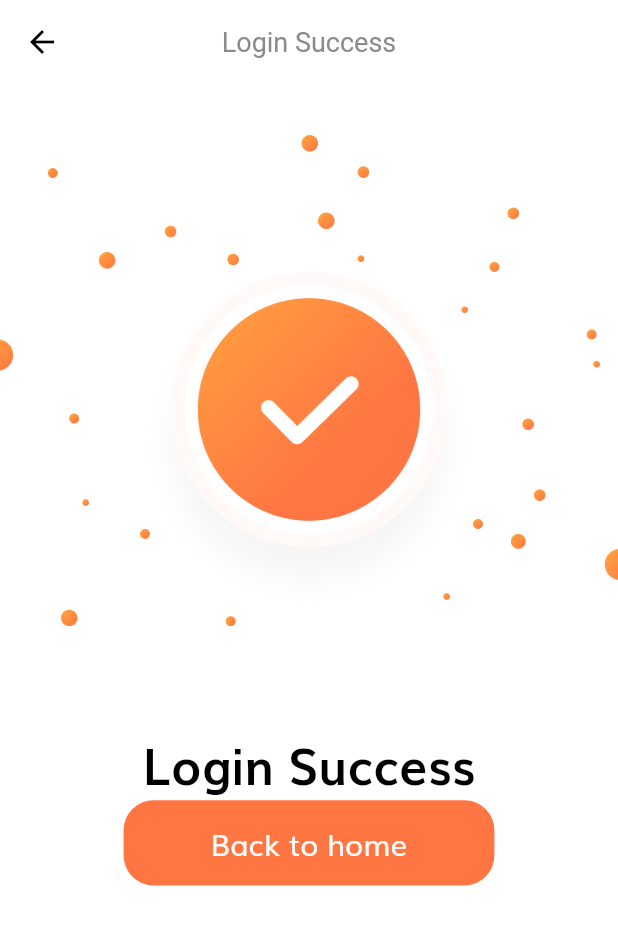
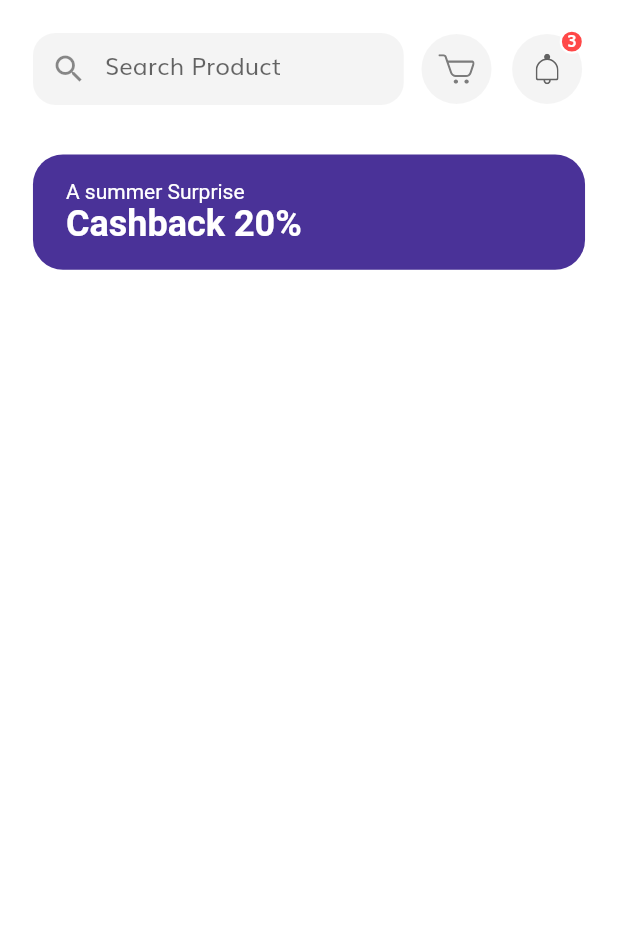
Before and after one commit to jakazzy/ecommerce_app, a Flutter app: the LoginSuccessScreen screen opened by its route, after a tap on "Back to home", on a phone screen of 412 x 824 dp. Shown: the top 925 px of the screen. Run offline on Flutter 3.47's test engine with Material 2 defaults, Android fonts, the phone set to English and light mode, and no system bars; our stand-ins replace flutter_svg.

Commit message:
add the Homeheader and DicountBanner components

```diff
--- a/lib/routes.dart
+++ b/lib/routes.dart
@@ -1,5 +1,6 @@
 import 'package:ecommerce/screens/complete_profile/complete_profile_screen.dart';
 import 'package:ecommerce/screens/forgot_password/forgot_password_screen.dart';
+import 'package:ecommerce/screens/home/home_screen.dart';
 import 'package:ecommerce/screens/login_success/login_success_screen.dart';
 import 'package:ecommerce/screens/otp/otp_screen.dart';
 import 'package:ecommerce/screens/sign_in/sign_in_screen.dart';
@@ -15,4 +16,5 @@ final Map<String, WidgetBuilder> routes = {
   SignUpScreen.routeName: (context) => SignUpScreen(),
   CompleteProfileScreen.routeName: (context) => CompleteProfileScreen(),
   OtpScreen.routeName: (context) => OtpScreen(),
+  HomeScreen.routeName: (context)=> HomeScreen(),
 };
--- /dev/null
+++ b/lib/screens/home/components/body.dart
@@ -0,0 +1,27 @@
+import 'package:ecommerce/screens/home/components/search_field.dart';
+import 'package:flutter/material.dart';
+import 'package:flutter_svg/flutter_svg.dart';
+
+import '../../../constants.dart';
+import '../../../size_config.dart';
+import 'discount_banner.dart';
+import 'home_header.dart';
+import 'icon_btn_with_counter.dart';
+
+class Body extends StatelessWidget {
+  @override
+  Widget build(BuildContext context) {
+    return SafeArea(
+        child: SingleChildScrollView(
+          child: Column(
+            children: <Widget>[
+              SizedBox( height: getProportionateScreenWidth(20)),
+              HomeHeader(),
+              SizedBox( height: getProportionateScreenWidth(30)),
+              DiscountBanner(),
+            ],
+          ),
+        )
+    );
+  }
+}
--- /dev/null
+++ b/lib/screens/home/components/discount_banner.dart
@@ -0,0 +1,43 @@
+import 'package:flutter/material.dart';
+
+import '../../../size_config.dart';
+
+class DiscountBanner extends StatelessWidget {
+  const DiscountBanner({
+    Key key,
+  }) : super(key: key);
+
+  @override
+  Widget build(BuildContext context) {
+    return Container(
+      margin: EdgeInsets.symmetric(
+          horizontal: getProportionateScreenWidth(20)
+      ),
+      padding: EdgeInsets.symmetric(
+          horizontal: getProportionateScreenWidth(20),
+          vertical: getProportionateScreenWidth(15)
+      ),
+      width: double.infinity,
+      // height: 90,
+      decoration: BoxDecoration(
+          color: Color(0xFF4A3298),
+          borderRadius: BorderRadius.circular(20)
+      ),
+      child: Text.rich(
+          TextSpan(
+              text: "A summer Surprise\n",
+              style: TextStyle(color: Colors.white),
+              children: [
+                TextSpan(
+                    text: "Cashback 20%",
+                    style: TextStyle(
+                        fontSize: 24,
+                        fontWeight: FontWeight.bold
+                    )
+                )
+              ]
+          )
+      ),
+    );
+  }
+}
--- /dev/null
+++ b/lib/screens/home/components/home_header.dart
@@ -0,0 +1,35 @@
+import 'package:ecommerce/screens/home/components/search_field.dart';
+import 'package:flutter/material.dart';
+
+import '../../../size_config.dart';
+import 'icon_btn_with_counter.dart';
+
+class HomeHeader extends StatelessWidget {
+  const HomeHeader({
+    Key key,
+  }) : super(key: key);
+
+  @override
+  Widget build(BuildContext context) {
+    return Padding(
+      padding: EdgeInsets.symmetric(
+          horizontal: getProportionateScreenWidth(20)
+      ),
+      child: Row(
+        mainAxisAlignment: MainAxisAlignment.spaceBetween,
+        children: <Widget>[
+          SearchField(),
+          IconBtnWithCounter(
+            svgSrc: "assets/icons/Cart Icon.svg",
+            press: (){},
+          ),
+          IconBtnWithCounter(
+            svgSrc: "assets/icons/Bell.svg",
+            numOfItems: 3,
+            press: (){},
+          )
+        ],
+      ),
+    );
+  }
+}
--- /dev/null
+++ b/lib/screens/home/components/icon_btn_with_counter.dart
@@ -0,0 +1,66 @@
+import 'package:flutter/material.dart';
+import 'package:flutter_svg/flutter_svg.dart';
+
+import '../../../constants.dart';
+import '../../../size_config.dart';
+
+class IconBtnWithCounter extends StatelessWidget {
+  const IconBtnWithCounter({
+    Key key,
+    @required this.svgSrc,
+    this.numOfItems = 0,
+    @required this.press,
+  }) : super(key: key);
+
+  final String svgSrc;
+  final int numOfItems;
+  final GestureTapCallback press;
+
+  @override
+  Widget build(BuildContext context) {
+    return InkWell(
+      onTap: press,
+      borderRadius: BorderRadius.circular(50),
+      child: Stack(
+          overflow: Overflow.visible,
+          children: [
+            Container(
+              padding: EdgeInsets.all(getProportionateScreenWidth(12)),
+              height: getProportionateScreenHeight(46),
+              width: getProportionateScreenWidth(46),
+              decoration: BoxDecoration(
+                color: kSecondaryColor.withOpacity(0.1),
+                shape: BoxShape.circle,
+              ),
+              child: SvgPicture.asset(svgSrc),
+            ),
+            if (numOfItems != 0)
+              Positioned(
+                top: -3,
+                right: 0,
+                child: Container(
+                  height: getProportionateScreenHeight(16),
+                  width: getProportionateScreenWidth(16),
+                  decoration: BoxDecoration(
+                    color: Color(0xFFFF4848),
+                    shape: BoxShape.circle,
+                    border: Border.all(width: 1.5, color: Colors.white),
+                  ),
+                  child: Center(
+                    child: Text(
+                      "$numOfItems",
+                      style: TextStyle(
+                          fontSize: getProportionateScreenWidth(10),
+                          height: 1,
+                          color: Colors.white,
+                          fontWeight: FontWeight.w600
+                      ),
+                    ),
+                  ),
+                ),
+              ),
+          ]
+      ),
+    );
+  }
+}
--- /dev/null
+++ b/lib/screens/home/components/search_field.dart
@@ -0,0 +1,37 @@
+import 'package:flutter/material.dart';
+
+import '../../../constants.dart';
+import '../../../size_config.dart';
+
+class SearchField extends StatelessWidget {
+  const SearchField({
+    Key key,
+  }) : super(key: key);
+
+  @override
+  Widget build(BuildContext context) {
+    return Container(
+      width: SizeConfig.screenWidth * 0.6,
+      // height: 50,
+      decoration: BoxDecoration(
+        color: kSecondaryColor.withOpacity(0.1),
+        borderRadius: BorderRadius.circular(15),
+      ),
+      child: TextField(
+        onChanged: (value){
+          //  search value
+        },
+        decoration: InputDecoration(
+          enabledBorder: InputBorder.none,
+          focusedBorder: InputBorder.none,
+          hintText: "Search Product",
+          prefixIcon: Icon(Icons.search),
+          contentPadding: EdgeInsets.symmetric(
+            horizontal: getProportionateScreenWidth(20),
+            vertical: getProportionateScreenHeight(9),
+          ),
+        ),
+      ),
+    );
+  }
+}
--- /dev/null
+++ b/lib/screens/home/home_screen.dart
@@ -0,0 +1,14 @@
+
+import 'package:flutter/material.dart';
+
+import 'components/body.dart';
+
+class HomeScreen extends StatelessWidget {
+  static String routeName = '/home';
+  @override
+  Widget build(BuildContext context) {
+    return Scaffold(
+      body: Body()
+    );
+  }
+}
--- a/lib/screens/login_success/components/body.dart
+++ b/lib/screens/login_success/components/body.dart
@@ -1,4 +1,5 @@
 import 'package:ecommerce/components/default_button.dart';
+import 'package:ecommerce/screens/home/home_screen.dart';
 import 'package:ecommerce/size_config.dart';
 import 'package:flutter/material.dart';
 
@@ -23,7 +24,9 @@ class Body extends StatelessWidget {
           width:  SizeConfig.screenWidth * 0.6,
           child: DefaultButton(
               text: "Back to home",
-              press: (){} ),
+              press: (){
+                Navigator.pushNamed(context, HomeScreen.routeName);
+              } ),
         ),
         Spacer(),
       ],
```
